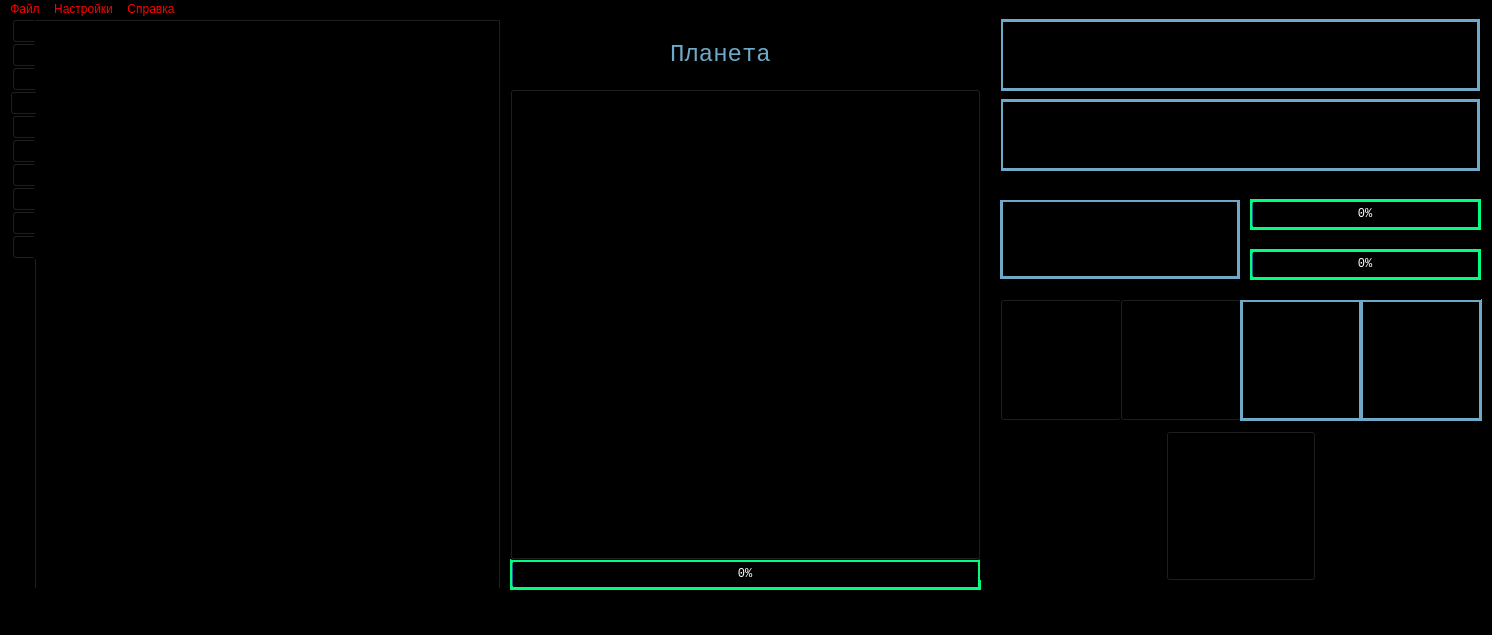
First picture: the form in mainwindow.ui, repository Nikita-080/God-of-pixels-3, before the edit.
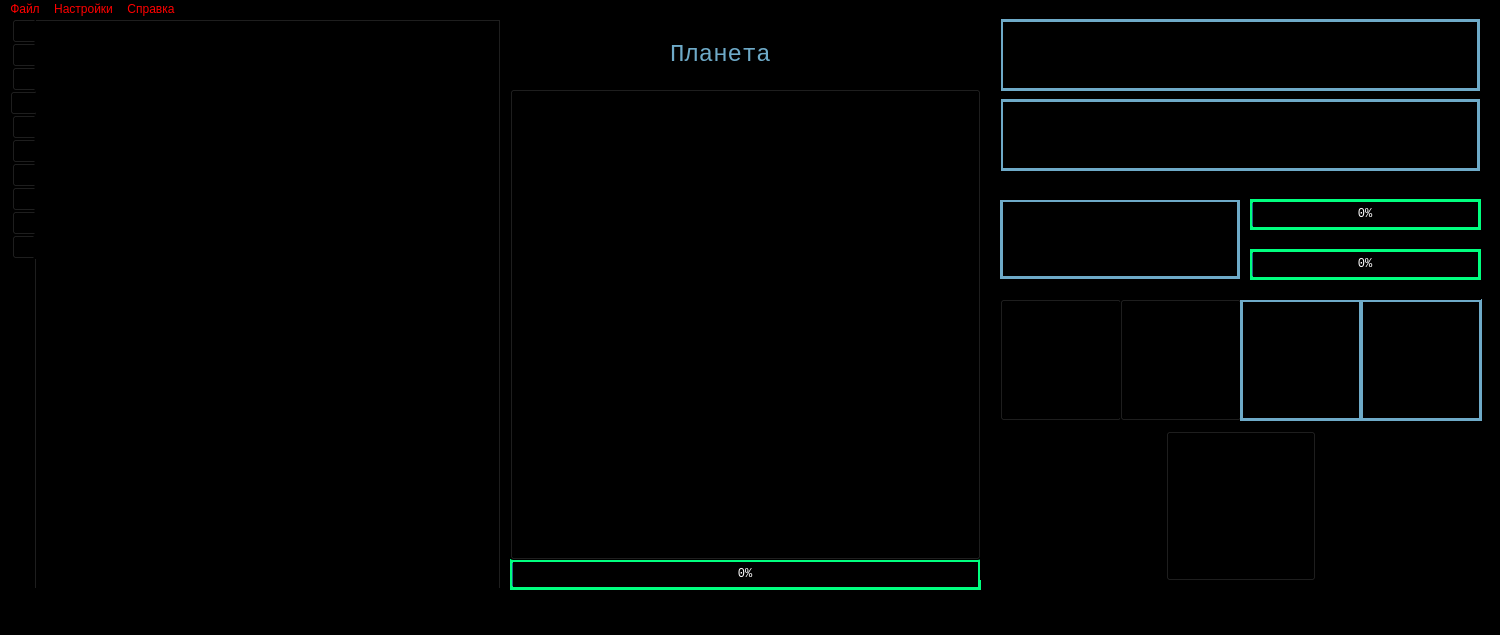
Second picture: the form after the edit. The open tabs and pages were chosen to show the change.

Commit message: mistery bug with scaling fixed

```diff
--- a/mainwindow.ui
+++ b/mainwindow.ui
@@ -6,7 +6,7 @@
    <rect>
     <x>0</x>
     <y>0</y>
-    <width>1492</width>
+    <width>1500</width>
     <height>635</height>
    </rect>
   </property>
@@ -8051,7 +8051,7 @@
     <rect>
      <x>0</x>
      <y>0</y>
-     <width>1492</width>
+     <width>1500</width>
      <height>21</height>
     </rect>
    </property>
```
Left out of the diff: 38 changed lines with no effect on the pictures. The commit also changes 2 other files.
